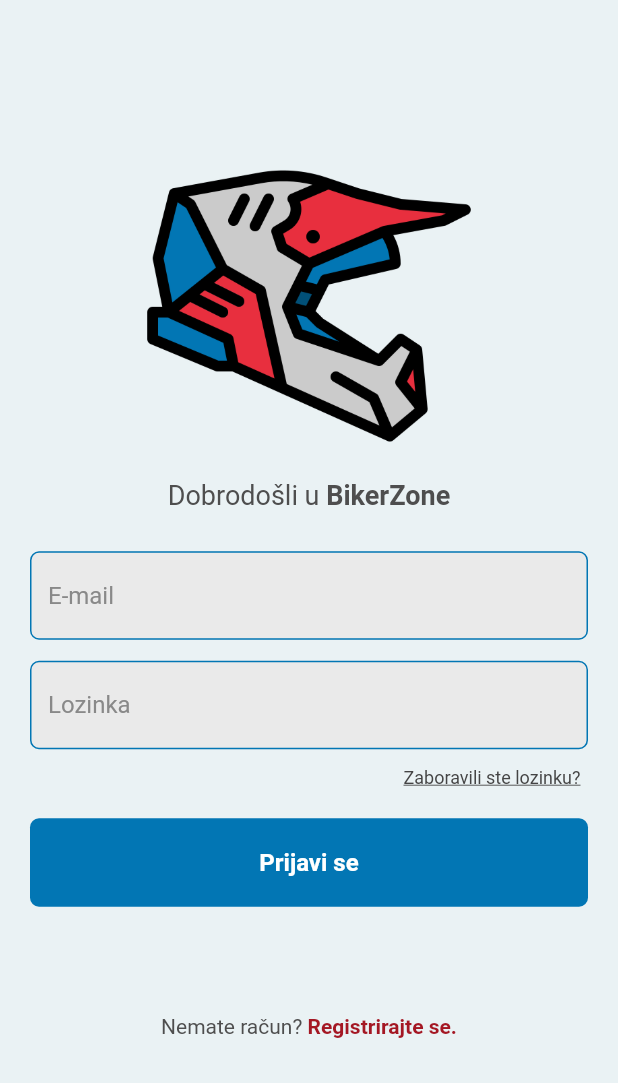
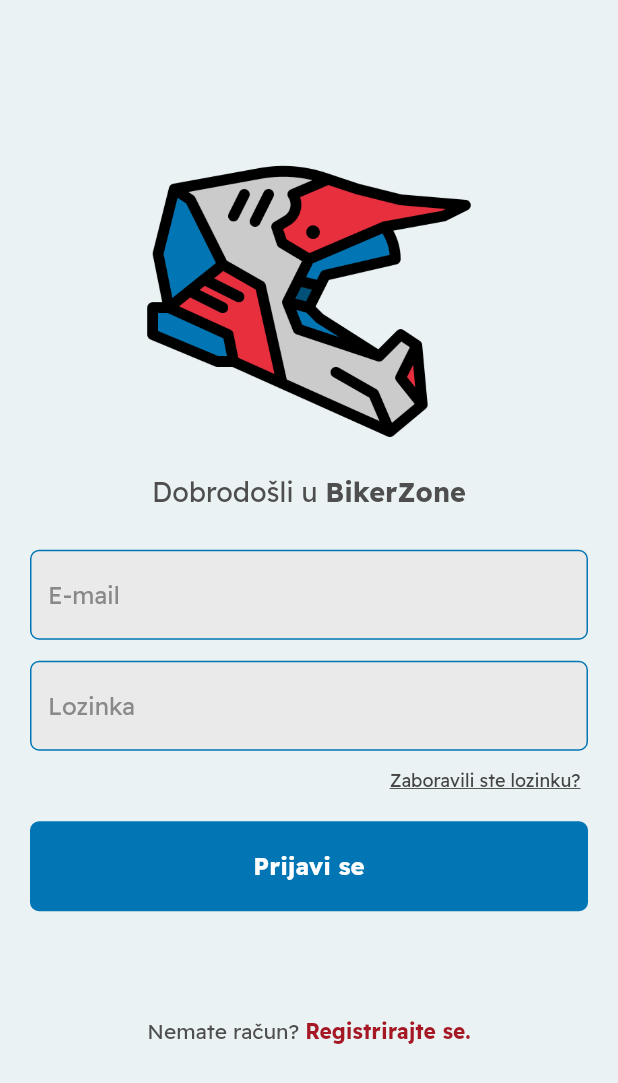
Before and after one commit to CroAnna/BikerZone, a Flutter app: the screen it shows after launch, on a phone screen of 412 x 824 dp. Shown: the top 1083 px of the screen. Run offline on Flutter 3.47's test engine with Material 2 defaults, Android fonts, the light colour scheme and no system bars; our stand-ins replace cloud_firestore, dot_navigation_bar, firebase_auth, firebase_core, firebase_storage, image_picker; accounts and stored records are empty.

Commit message:
[ADD] custom font

```diff
--- a/lib/main.dart
+++ b/lib/main.dart
@@ -17,9 +17,10 @@
   // This widget is the root of your application.
   @override
   Widget build(BuildContext context) {
-    return const MaterialApp(
+    return MaterialApp(
         title: 'BikerZone',
         debugShowCheckedModeBanner: false,
-        home: AuthPage());
+        theme: ThemeData(fontFamily: 'Readex Pro'),
+        home: const AuthPage());
   }
 }
```
Also changed, not shown: pubspec.yaml (+16 -12 lines), fonts/ReadexPro-Bold.ttf (added), fonts/ReadexPro-ExtraLight.ttf (added), fonts/ReadexPro-Light.ttf (added), fonts/ReadexPro-Medium.ttf (added), fonts/ReadexPro-Regular.ttf (added), fonts/ReadexPro-SemiBold.ttf (added).
